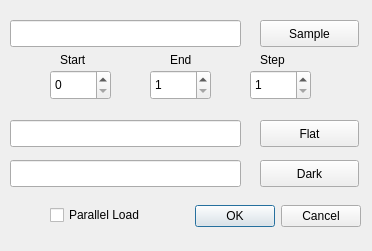
First picture: the form in isis_imaging/gui/ui/load_dialog.ui, repository mantidproject/mantidimaging, before the edit.
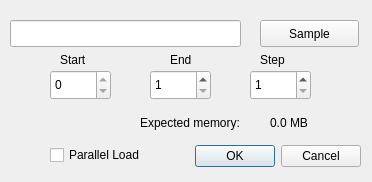
Second picture: the form after the edit.

Commit message: Load dialog now shows expected memory

Patch:
```diff
--- a/isis_imaging/gui/ui/load_dialog.ui
+++ b/isis_imaging/gui/ui/load_dialog.ui
@@ -7,7 +7,7 @@
     <x>0</x>
     <y>0</y>
     <width>372</width>
-    <height>251</height>
+    <height>182</height>
    </rect>
   </property>
   <property name="windowTitle">
@@ -17,7 +17,7 @@
    <property name="geometry">
     <rect>
      <x>20</x>
-     <y>200</y>
+     <y>140</y>
      <width>341</width>
      <height>32</height>
     </rect>
@@ -68,7 +68,7 @@
     </sizepolicy>
    </property>
    <property name="maximum">
-    <number>9999999</number>
+    <number>0</number>
    </property>
   </widget>
   <widget class="QSpinBox" name="index_end">
@@ -145,57 +145,11 @@
     <string>Step</string>
    </property>
   </widget>
-  <widget class="QLineEdit" name="flatPath">
-   <property name="geometry">
-    <rect>
-     <x>10</x>
-     <y>120</y>
-     <width>231</width>
-     <height>27</height>
-    </rect>
-   </property>
-  </widget>
-  <widget class="QLineEdit" name="darkPath">
-   <property name="geometry">
-    <rect>
-     <x>10</x>
-     <y>160</y>
-     <width>231</width>
-     <height>27</height>
-    </rect>
-   </property>
-  </widget>
-  <widget class="QPushButton" name="flatButton">
-   <property name="geometry">
-    <rect>
-     <x>260</x>
-     <y>120</y>
-     <width>99</width>
-     <height>27</height>
-    </rect>
-   </property>
-   <property name="text">
-    <string>Flat</string>
-   </property>
-  </widget>
-  <widget class="QPushButton" name="darkButton">
-   <property name="geometry">
-    <rect>
-     <x>260</x>
-     <y>160</y>
-     <width>99</width>
-     <height>27</height>
-    </rect>
-   </property>
-   <property name="text">
-    <string>Dark</string>
-   </property>
-  </widget>
   <widget class="QCheckBox" name="parallelLoad">
    <property name="geometry">
     <rect>
      <x>50</x>
-     <y>200</y>
+     <y>140</y>
      <width>121</width>
      <height>30</height>
     </rect>
@@ -204,6 +158,32 @@
     <string>Parallel Load</string>
    </property>
   </widget>
+  <widget class="QLabel" name="label_4">
+   <property name="geometry">
+    <rect>
+     <x>140</x>
+     <y>114</y>
+     <width>130</width>
+     <height>17</height>
+    </rect>
+   </property>
+   <property name="text">
+    <string>Expected memory:</string>
+   </property>
+  </widget>
+  <widget class="QLabel" name="expectedMemoryLabel">
+   <property name="geometry">
+    <rect>
+     <x>270</x>
+     <y>114</y>
+     <width>91</width>
+     <height>17</height>
+    </rect>
+   </property>
+   <property name="text">
+    <string>0.0 MB</string>
+   </property>
+  </widget>
  </widget>
  <resources/>
  <connections>
```
The commit also changes 9 other files.
